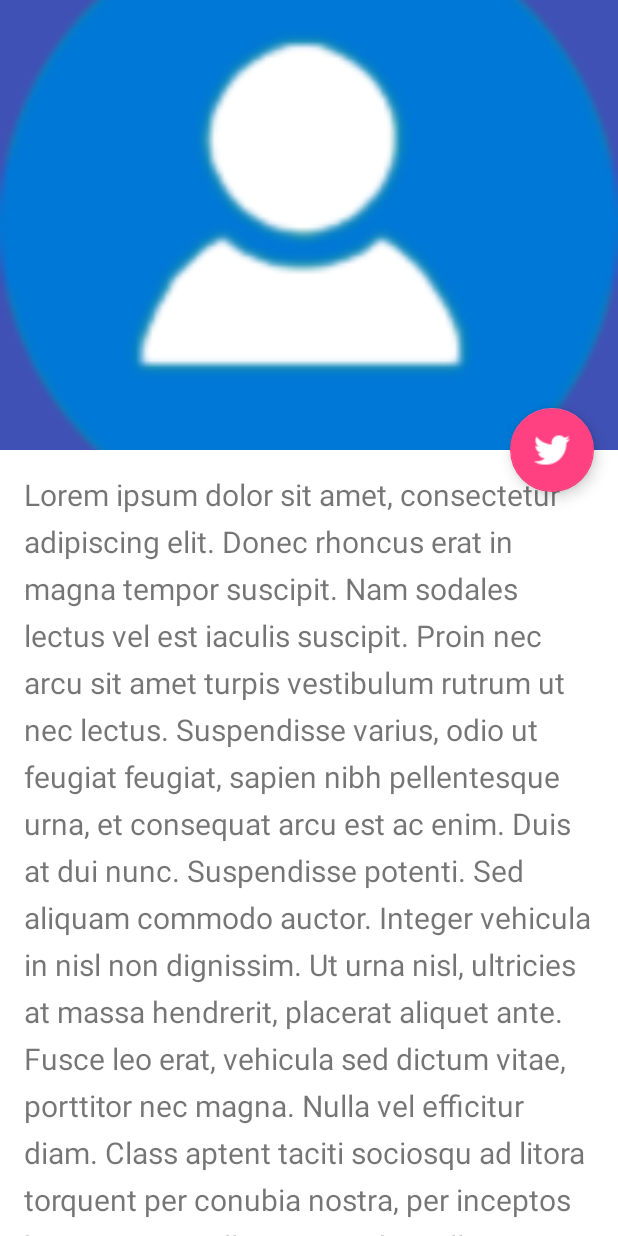
After one commit to Nhlakanipho-Fakude/easyticket, an Android app: the layout test_layout.xml on its own in the app's theme, with its tools: preview values and no code run, on a phone screen of 412 x 824 dp. The commit adds this screen. Run offline under Robolectric (Android 15) with nearby library versions, the phone set to English and light mode, and no system bars.

Commit message:
added demo layout for item

```diff
--- a/app/src/main/AndroidManifest.xml
+++ b/app/src/main/AndroidManifest.xml
@@ -18,9 +18,9 @@
             </intent-filter>
         </activity>
         <activity android:name=".Login"/>
-        <activity
-            android:name=".Dashboard"/>
-        <activity android:name=".Events"></activity>
+        <activity android:name=".Dashboard"/>
+        <activity android:name=".Events"/>
+        <activity android:name=".Item"/>
     </application>
 
 </manifest>
--- a/app/src/main/java/com/sbuhost/easyticket/Item.java
+++ b/app/src/main/java/com/sbuhost/easyticket/Item.java
@@ -9,6 +9,6 @@ public class Item extends Activity {
     @Override
     protected void onCreate(Bundle savedInstanceState) {
         super.onCreate(savedInstanceState);
-        setContentView(R.layout.activity_item);
+        setContentView(R.layout.test_layout);
     }
 }
--- /dev/null
+++ b/app/src/main/res/layout/test_layout.xml
@@ -0,0 +1,74 @@
+<?xml version="1.0" encoding="utf-8"?>
+
+<android.support.design.widget.CoordinatorLayout
+    xmlns:android="http://schemas.android.com/apk/res/android"
+    xmlns:app="http://schemas.android.com/apk/res-auto"
+    android:layout_width="match_parent"
+    android:layout_height="match_parent"
+    android:background="@android:color/background_light"
+    android:fitsSystemWindows="true"
+    >
+
+    <android.support.design.widget.AppBarLayout
+        android:id="@+id/main.appbar"
+        android:layout_width="match_parent"
+        android:layout_height="300dp"
+        android:theme="@style/ThemeOverlay.AppCompat.Dark.ActionBar"
+        android:fitsSystemWindows="true"
+        >
+
+        <android.support.design.widget.CollapsingToolbarLayout
+            android:id="@+id/main.collapsing"
+            android:layout_width="match_parent"
+            android:layout_height="match_parent"
+            app:layout_scrollFlags="scroll|exitUntilCollapsed"
+            android:fitsSystemWindows="true"
+            app:contentScrim="?attr/colorPrimary"
+            app:expandedTitleMarginStart="48dp"
+            app:expandedTitleMarginEnd="64dp"
+            >
+
+            <ImageView
+                android:id="@+id/main.backdrop"
+                android:layout_width="match_parent"
+                android:layout_height="match_parent"
+                android:scaleType="centerCrop"
+                android:fitsSystemWindows="true"
+                android:src="@drawable/user"
+                app:layout_collapseMode="parallax"
+                />
+
+            <android.support.v7.widget.Toolbar
+                android:id="@+id/main.toolbar"
+                android:layout_width="match_parent"
+                android:layout_height="?attr/actionBarSize"
+                app:popupTheme="@style/ThemeOverlay.AppCompat.Light"
+                app:layout_collapseMode="pin"
+                />
+        </android.support.design.widget.CollapsingToolbarLayout>
+    </android.support.design.widget.AppBarLayout>
+
+    <android.support.v4.widget.NestedScrollView
+        android:layout_width="match_parent"
+        android:layout_height="match_parent"
+        app:layout_behavior="@string/appbar_scrolling_view_behavior">
+
+        <TextView
+            android:layout_width="match_parent"
+            android:layout_height="wrap_content"
+            android:textSize="20sp"
+            android:lineSpacingExtra="8dp"
+            android:text="@string/lorem"
+            android:padding="@dimen/activity_horizontal_margin"
+            />
+    </android.support.v4.widget.NestedScrollView>
+
+    <android.support.design.widget.FloatingActionButton
+        android:layout_height="wrap_content"
+        android:layout_width="wrap_content"
+        android:layout_margin="@dimen/activity_horizontal_margin"
+        android:src="@drawable/twitter_logo"
+        app:layout_anchor="@id/main.appbar"
+        app:layout_anchorGravity="bottom|right|end"
+        />
+</android.support.design.widget.CoordinatorLayout>
--- a/app/src/main/res/values/strings.xml
+++ b/app/src/main/res/values/strings.xml
@@ -10,4 +10,15 @@
     <string name="AboutEvent">About Event</string>
     <string name="event_item_title">Event title</string>
     <string name="event_item_date">21 MAY 2016</string>
+    <string name="lorem">
+
+Lorem ipsum dolor sit amet, consectetur adipiscing elit. Donec rhoncus erat in magna tempor suscipit. Nam sodales lectus vel est iaculis suscipit. Proin nec arcu sit amet turpis vestibulum rutrum ut nec lectus. Suspendisse varius, odio ut feugiat feugiat, sapien nibh pellentesque urna, et consequat arcu est ac enim. Duis at dui nunc. Suspendisse potenti. Sed aliquam commodo auctor. Integer vehicula in nisl non dignissim. Ut urna nisl, ultricies at massa hendrerit, placerat aliquet ante. Fusce leo erat, vehicula sed dictum vitae, porttitor nec magna. Nulla vel efficitur diam. Class aptent taciti sociosqu ad litora torquent per conubia nostra, per inceptos himenaeos. Nulla ac ex sed mi ullamcorper mollis sed non odio. Donec vestibulum sollicitudin est. Praesent ultricies gravida massa, vitae facilisis lorem consequat porttitor. Ut condimentum vel purus id venenatis.
+
+Proin orci metus, lobortis pellentesque rhoncus ut, maximus a nisi. Phasellus felis sem, pharetra in egestas ut, auctor ut ex. Ut dapibus laoreet orci, non gravida felis rutrum in. Ut vel arcu vehicula, luctus libero dignissim, convallis tortor. Donec accumsan, orci ac rutrum faucibus, urna nunc ullamcorper mauris, ornare maximus enim felis eu ipsum. Mauris aliquet dolor eu justo egestas rutrum. Suspendisse lacus ipsum, porta et lectus ac, suscipit rutrum augue. Nunc imperdiet, purus in pulvinar dictum, felis elit mattis leo, at facilisis nulla ex ac dui.
+
+Fusce tempus varius erat, dignissim dapibus massa dapibus ac. Fusce ac nisl id turpis faucibus semper rhoncus sed massa. Praesent rutrum dictum nunc sed hendrerit. Pellentesque imperdiet arcu ac erat aliquet rutrum. Etiam vitae ex nunc. Interdum et malesuada fames ac ante ipsum primis in faucibus. Cras dictum pulvinar tortor. Maecenas euismod finibus sem at cursus. Vivamus maximus non dolor eu ornare. Donec euismod sollicitudin bibendum. Proin ullamcorper mollis maximus. Morbi nec sem sapien. Cras diam leo, venenatis at neque eget, euismod sagittis ex. Proin pretium ex id mi lobortis, a porttitor turpis bibendum. In ultricies rutrum congue.
+
+Integer cursus gravida libero sed elementum. Donec turpis tortor, ultrices in lacus vitae, tincidunt tincidunt est. Suspendisse sit amet enim hendrerit, venenatis diam eget, venenatis sem. Cras id egestas nisi. Nunc cursus dolor id nisl congue malesuada. Donec ac quam fringilla, tincidunt magna at, sollicitudin nunc. Nullam nec commodo lectus. Donec vel malesuada urna.
+
+Maecenas rutrum scelerisque nisl. Nam suscipit, sem vitae ultricies dignissim, massa lacus egestas orci, vitae blandit orci lacus quis odio. Morbi dapibus vel odio id sagittis. Ut lobortis cursus dui, sit amet rutrum metus ullamcorper at. Integer eget lacus turpis. Fusce maximus venenatis euismod. Proin congue augue eget hendrerit laoreet. Quisque sagittis libero id velit auctor rutrum. Morbi et nisl imperdiet, dignissim odio quis, iaculis orci. Fusce a dictum urna. Sed lobortis pellentesque ex. Nunc vel augue vitae nibh auctor placerat non sit amet tortor. Pellentesque sit amet erat sit amet lorem mollis euismod in eu velit. </string>
 </resources>
```
